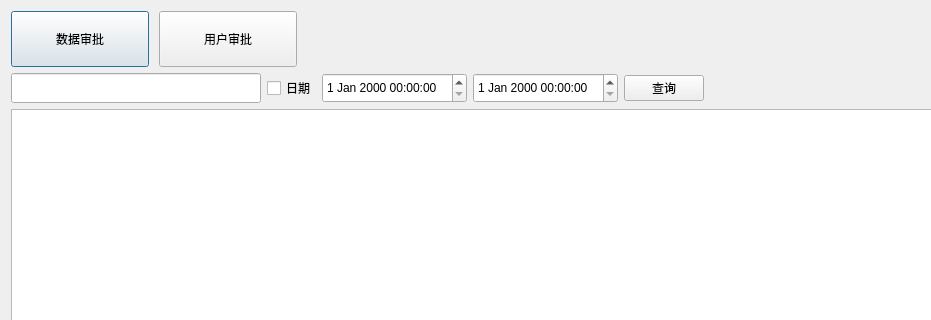
jiaqingguo/DI, file digitalIntegration/ApprovalProgressDialog.ui: the form before one commit; both pictures show x 0 to 931 and y 0 to 320 of the 1300 by 625 pixel window.
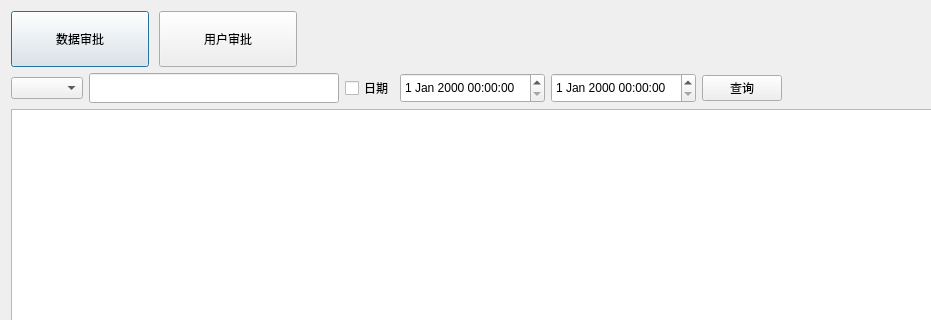
The form after the commit. Custom widgets are drawn as their Qt base class.

Diff of the .ui file:
```diff
--- a/digitalIntegration/ApprovalProgressDialog.ui
+++ b/digitalIntegration/ApprovalProgressDialog.ui
@@ -132,6 +132,20 @@
        <item>
         <layout class="QHBoxLayout" name="horizontalLayout_2">
          <item>
+          <widget class="QComboBox" name="comboBoxDataField">
+           <property name="minimumSize">
+            <size>
+             <width>0</width>
+             <height>0</height>
+            </size>
+           </property>
+           <property name="maximumSize">
+            <size>
+             <width>16777215</width>
+             <height>16777215</height>
+            </size>
+           </property>
+          </widget>
          </item>
          <item>
           <widget class="QLineEdit" name="lineEditDataQueryValue">
```
